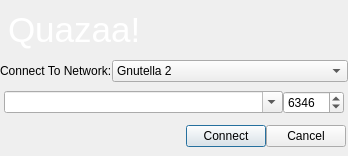
This is branches/Rewrite/UI/dialogconnectto.ui in c3c/quazaa as Qt 5 draws it before an edit. The edited form follows.
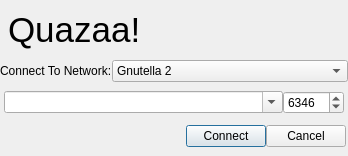
This is the edited form. Icons and pictures are not drawn.

Commit message: Removed remaining hard coded skinning style sheets from ui. Fixed default app menu appearing to right of nav toolbar. Now appears where menu should appear.

```diff
--- a/branches/Rewrite/UI/dialogconnectto.ui
+++ b/branches/Rewrite/UI/dialogconnectto.ui
@@ -47,10 +47,6 @@
        <height>50</height>
       </size>
      </property>
-     <property name="styleSheet">
-      <string notr="true">background-image: url(:/Resource/HeaderBackground.png);
-color: rgb(255, 255, 255);</string>
-     </property>
      <property name="frameShape">
       <enum>QFrame::NoFrame</enum>
      </property>
```
The commit also changes 33 other files.
